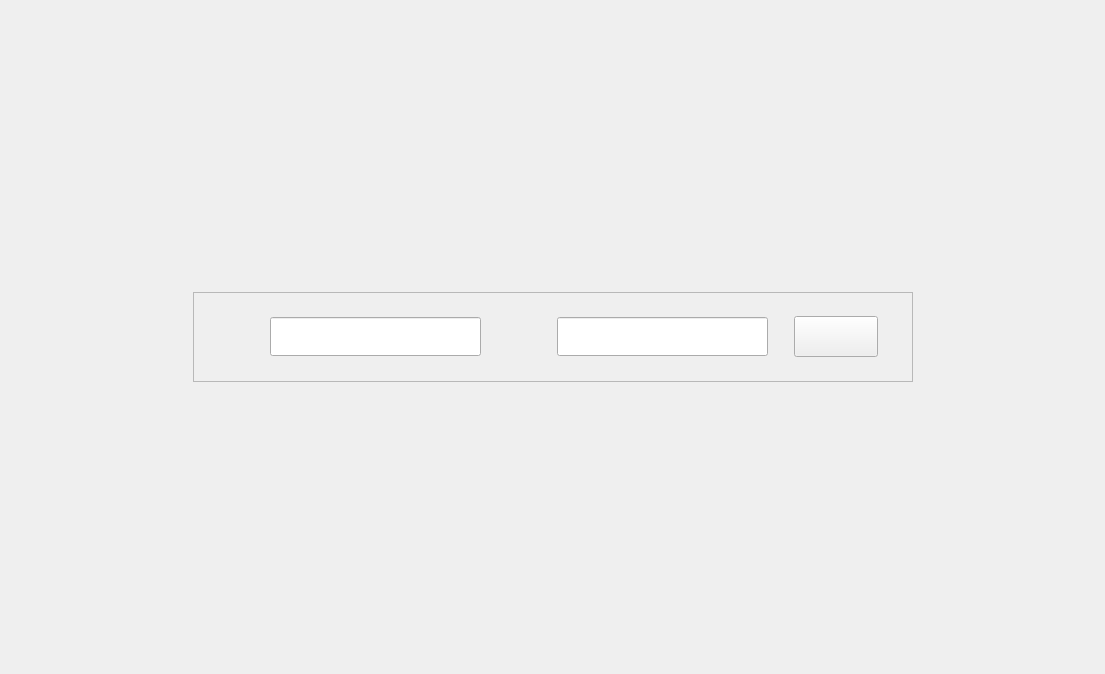
This is login.ui in along-wds/jiaofeiji_ykgl as Qt 5 draws it before an edit. The edited form follows.
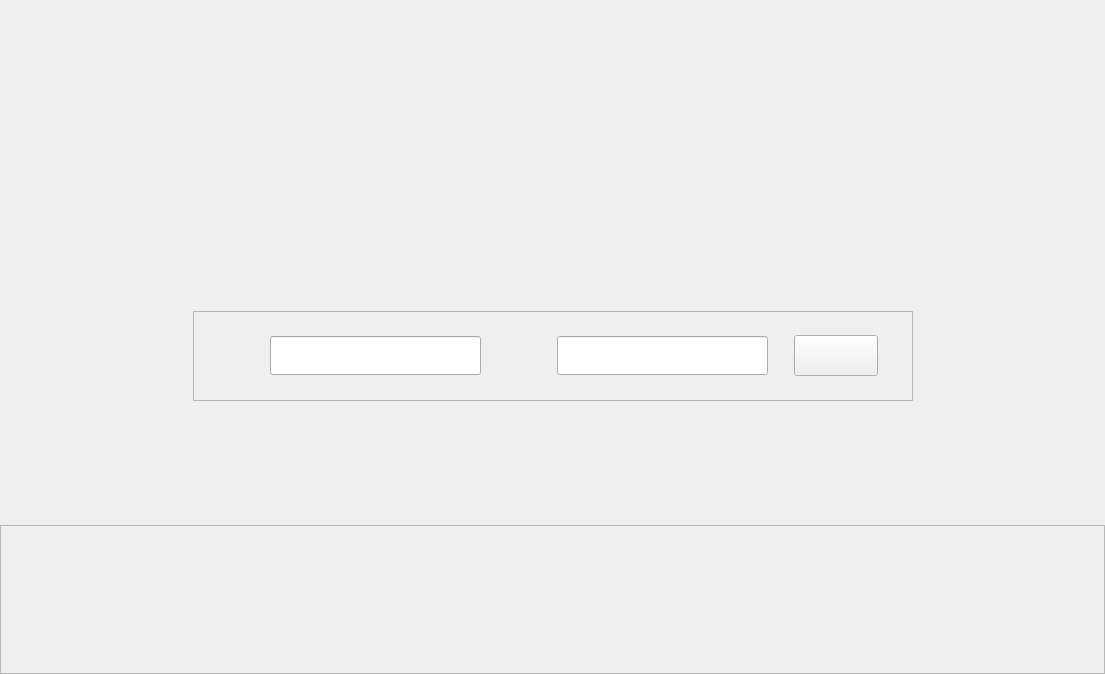
This is the edited form. Icons and pictures are not drawn.

Diff of the .ui file:
```diff
--- a/login.ui
+++ b/login.ui
@@ -17,6 +17,21 @@
    <string notr="true"/>
   </property>
   <layout class="QVBoxLayout" name="verticalLayout">
+   <property name="spacing">
+    <number>0</number>
+   </property>
+   <property name="leftMargin">
+    <number>0</number>
+   </property>
+   <property name="topMargin">
+    <number>0</number>
+   </property>
+   <property name="rightMargin">
+    <number>0</number>
+   </property>
+   <property name="bottomMargin">
+    <number>0</number>
+   </property>
    <item>
     <spacer name="verticalSpacer">
      <property name="orientation">
@@ -25,7 +40,7 @@
      <property name="sizeHint" stdset="0">
       <size>
        <width>20</width>
-       <height>273</height>
+       <height>460</height>
       </size>
      </property>
     </spacer>
@@ -252,6 +267,37 @@
      </property>
     </spacer>
    </item>
+   <item>
+    <widget class="QFrame" name="frame_2">
+     <property name="sizePolicy">
+      <sizepolicy hsizetype="Preferred" vsizetype="Fixed">
+       <horstretch>0</horstretch>
+       <verstretch>0</verstretch>
+      </sizepolicy>
+     </property>
+     <property name="minimumSize">
+      <size>
+       <width>0</width>
+       <height>149</height>
+      </size>
+     </property>
+     <property name="maximumSize">
+      <size>
+       <width>16777215</width>
+       <height>149</height>
+      </size>
+     </property>
+     <property name="styleSheet">
+      <string notr="true">border-image: url(:/image/picture/qietu/kouhao.jpg);</string>
+     </property>
+     <property name="frameShape">
+      <enum>QFrame::StyledPanel</enum>
+     </property>
+     <property name="frameShadow">
+      <enum>QFrame::Raised</enum>
+     </property>
+    </widget>
+   </item>
   </layout>
  </widget>
  <layoutdefault spacing="6" margin="11"/>
```
